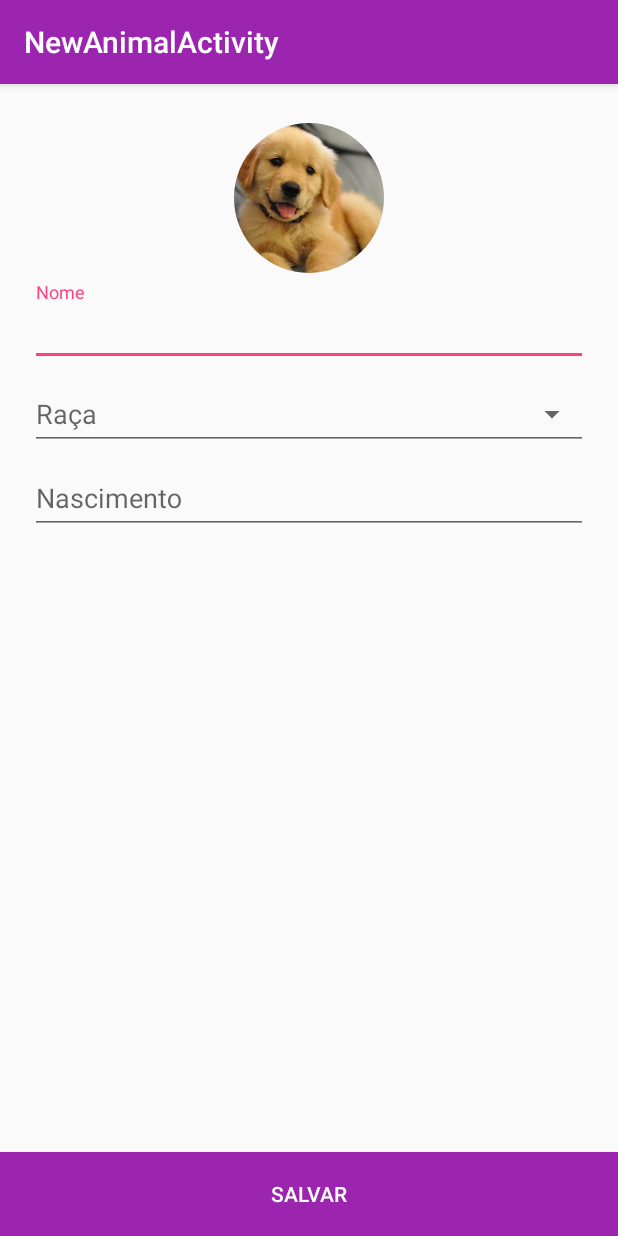
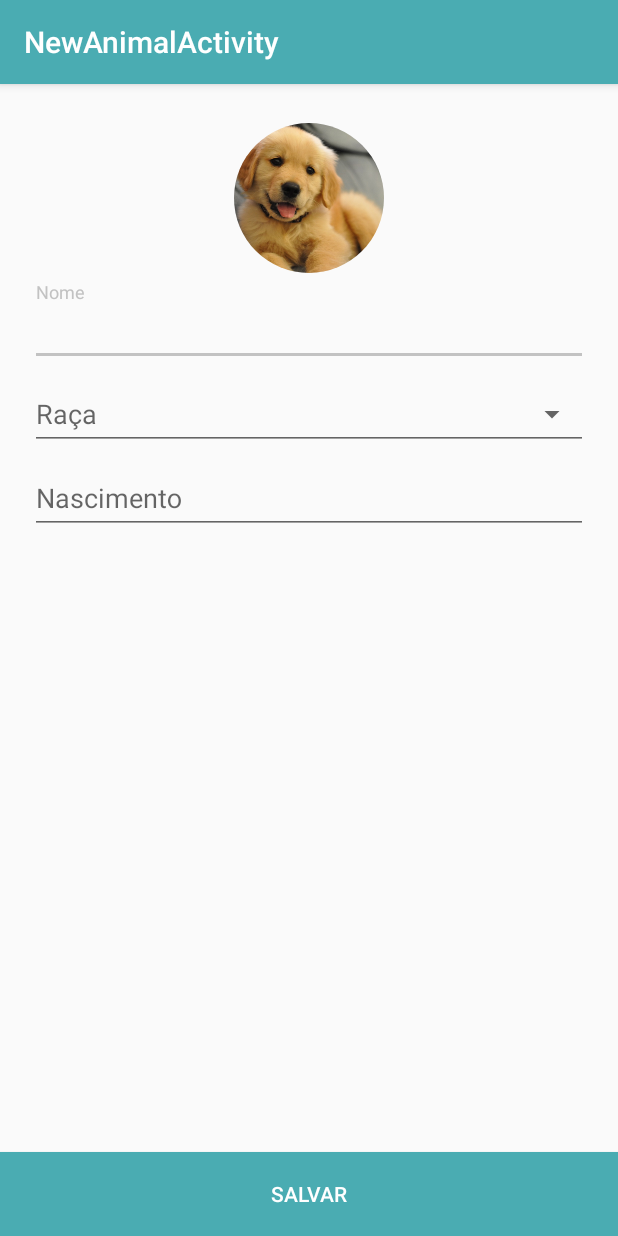
Before and after one commit to jaimenejaim/AnimalCare-Android, an Android app: the NewAnimalActivity screen opened directly, with no data from a screen before it, on a phone screen of 412 x 824 dp. Run offline under Robolectric (Android 15) with nearby library versions, the light colour scheme and no system bars; our stand-ins replace CircleImageView; network calls fail.

Commit message:
updating app colors

```diff
--- a/app/src/main/res/values/colors.xml
+++ b/app/src/main/res/values/colors.xml
@@ -1,8 +1,8 @@
 <?xml version="1.0" encoding="utf-8"?>
 <resources>
-    <color name="colorPrimary">#9b25af</color>
-    <color name="colorPrimaryDark">#7a1da2</color>
-    <color name="colorAccent">#FF4081</color>
+    <color name="colorPrimary">#4aacb2</color>
+    <color name="colorPrimaryDark">#2f7175</color>
+    <color name="colorAccent">#c2c2c2</color>
     <color name="white">#fff</color>
     <color name="background">#f7f7f7</color>
     <color name="silver">#c2c2c2</color>
```
